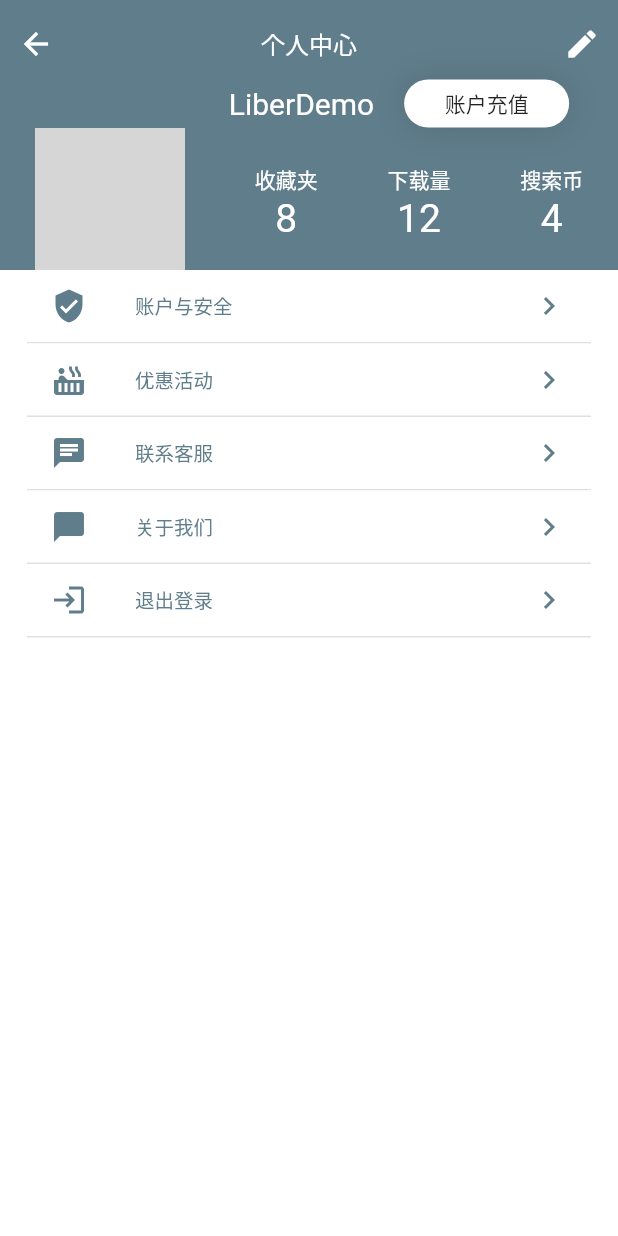
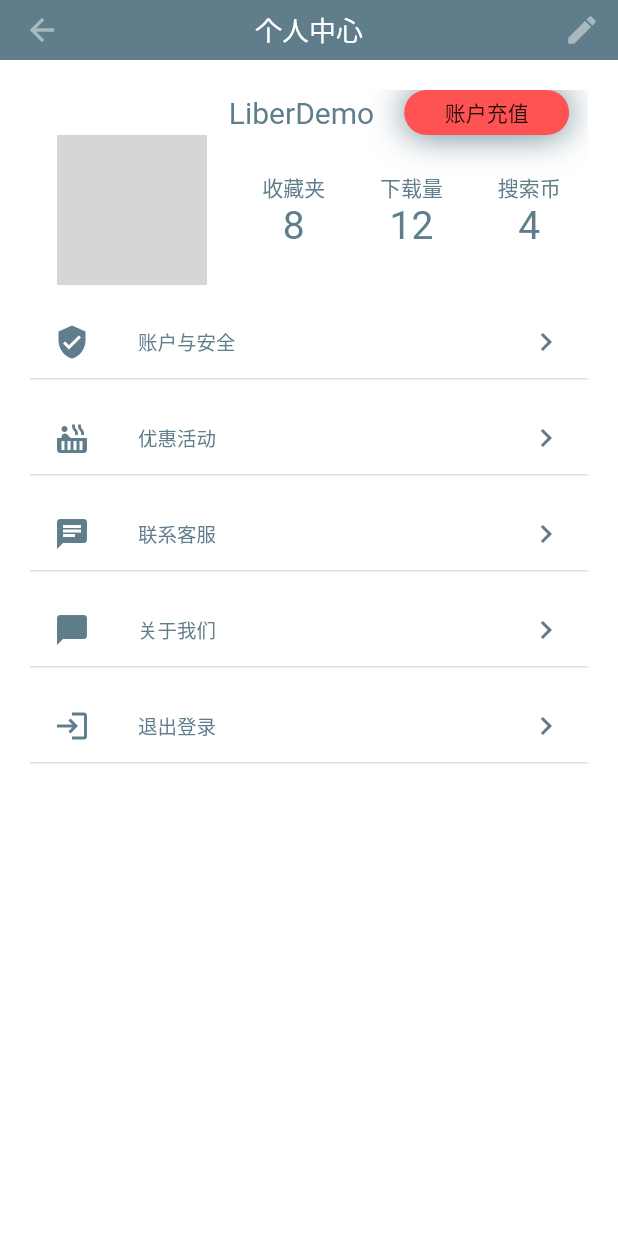
Before and after one commit to Liberxue/flutter_video_app, a Flutter app: the UserProfile screen opened by its route, on a phone screen of 412 x 824 dp. Run offline on Flutter 3.47's test engine with Material 2 defaults, Android fonts, the phone set to English and light mode, and no system bars; our stand-ins replace device_info, fixnum, flutter_login, shared_preferences; missing offline and left inert: base_x, grpc, protobuf, video_player_controls; accounts and stored records are empty; network calls fail; grey boxes are pictures that could not be loaded.

Commit message:
fix UserProfile #8

```diff
--- a/lib/components/text_field_container.dart
+++ b/lib/components/text_field_container.dart
@@ -12,8 +12,8 @@ class TextFieldContainer extends StatelessWidget {
   Widget build(BuildContext context) {
     Size size = MediaQuery.of(context).size;
     return Container(
-      margin: EdgeInsets.symmetric(vertical: 10),
-      padding: EdgeInsets.symmetric(horizontal: 20, vertical: 5),
+      margin: EdgeInsets.symmetric(vertical: 5),
+      padding: EdgeInsets.symmetric(horizontal: 20),
       width: size.width * 0.8,
       decoration: BoxDecoration(
         color: kPrimaryLightColor,
--- a/lib/page/login.dart
+++ b/lib/page/login.dart
@@ -9,7 +9,6 @@ import 'package:CiYing/util/exit.dart';
 import 'package:CiYing/util/store.dart';
 import 'package:fixnum/fixnum.dart';
 import 'package:flutter/gestures.dart';
-import 'package:flutter/scheduler.dart' show timeDilation;
 import 'package:flutter/material.dart';
 import 'package:flutter_login/flutter_login.dart';
 class Login extends StatefulWidget {
@@ -102,7 +101,7 @@ void dispose() {
     );
   }
 
-  Duration get loginTime => Duration(milliseconds: 2250);
+  Duration get loginTime => Duration(milliseconds: 10);
   Future<String> _authUser(LoginData data) async {
     SignInRequest signInRequest =SignInRequest();
     signInRequest.loginType=LoginType.PHONEMESSAGEAUTHCODE;
@@ -214,6 +213,9 @@ void dispose() {
         // if (!value.contains('@') || !value.endsWith('.com')) {
         //   return "Email must contain '@' and end with '.com'";
         // }
+        if (value.isEmpty) {
+          return '手机不能为空';
+        }
         return null;
       },
       passwordValidator: (value) {
--- a/lib/page/profile/profile.dart
+++ b/lib/page/profile/profile.dart
@@ -3,7 +3,6 @@ import 'package:CiYing/page/login.dart';
 import 'package:CiYing/util/store.dart';
 import 'package:flutter/material.dart';
 import 'dart:math' as math;
-
 
 
 class UserProfile extends StatelessWidget {
@@ -12,11 +11,12 @@ class UserProfile extends StatelessWidget {
     return Scaffold(
       appBar: CustomAppBar(),
       body: Container(
-        padding: EdgeInsets.symmetric(horizontal: 18),
+     margin: EdgeInsets.symmetric(vertical: 20),
+      padding: EdgeInsets.symmetric(horizontal: 20),
         child: Column(
           crossAxisAlignment: CrossAxisAlignment.start,
           children: <Widget>[
-
+            CustomHeadeBar(),
             _myListTitle(context,Icons.verified_user,'账户与安全'),
 
             _myListTitle(context,Icons.hot_tub,'优惠活动'),
@@ -38,68 +38,63 @@ final String url = "https://avatars0.githubusercontent.com/u/5831248?s=460&u=cfe
 
 class CustomAppBar extends StatelessWidget
   with PreferredSizeWidget{
-
   @override
-  Size get preferredSize => Size(double.infinity, 180);
-
+  Size get preferredSize => Size(double.infinity, 40);
+  @override
+  Widget build(BuildContext context) {
+    return  AppBar(
+        title: Container(
+          // color: Colors.white10,
+          child:Text("个人中心", style: TextStyle(
+              color: Colors.white,
+              fontSize: 18,
+            ),),
+        ),
+        actions: <Widget>[
+          IconButton(
+            icon: Icon(Icons.edit, color: Colors.white,),
+            tooltip: 'Restitch it',
+            onPressed: null,
+          ),
+        ], // 左侧返回按钮，可以有按钮，可以有文字
+        // backgroundColor: Colors.red, //导航栏和状态栏的的颜色
+        elevation: 0.0, //阴影的高度
+        brightness: Brightness.light, //控制状态栏的颜色，lignt 文字是灰色的，dark是白色的
+        textTheme: TextTheme(), //这个主题的参数比较多,flutter定义了13种不同的字体样式
+        centerTitle: true, //标题是否居中，默认为false
+        toolbarOpacity: 0.5, //整个导航栏的不透明度
+        bottomOpacity: 0.8, //bottom的不透明度
+        titleSpacing: 10, //标题两边的空白区域,
+      );
+  }
+}
+class CustomHeadeBar extends StatelessWidget {
   @override
   Widget build(BuildContext context) {
     return ClipPath(
       // clipper: MyClipper(),
-      child: Container(
-        padding: EdgeInsets.only(top: 5),
-        decoration: BoxDecoration(
-          color: Colors.blueGrey,
-          boxShadow: [
-            BoxShadow(
-              color: Colors.blueGrey,
-              blurRadius: 20,
-              offset: Offset(0, 0)
-            )
-          ]
-        ),
+
         child: Column(
           children: <Widget>[
-            Row(
-              mainAxisAlignment: MainAxisAlignment.spaceBetween,
-              children: <Widget>[
-                IconButton(
-                  icon: Icon(Icons.arrow_back, color: Colors.white,),
-                    onPressed: () {
-                        Navigator.pop(context);
-                      },
-                ),
-                Text("个人中心", style: TextStyle(
-                  color: Colors.white,
-                  fontSize: 16,
-                ),),
-
-                IconButton(
-                  icon: Icon(Icons.edit, color: Colors.white,),
-                  onPressed: (){},
-                )
-              ],
-            ),
-
             Row(
               mainAxisAlignment: MainAxisAlignment.center,
               children: <Widget>[
                 SizedBox(width: 120,),
                 Text("LiberDemo", style: TextStyle(
-                color: Colors.white,
+                color: Colors.blueGrey,
                 fontSize: 20
                ),),
                  SizedBox(width: 20,),
                  Container(
                       width: 110,
-                      height: 32,
+                      height: 30,
                       child: Center(child: Text("账户充值"),),
                       decoration: BoxDecoration(
-                        color: Colors.white,
+                        color: Colors.redAccent,
                         borderRadius: BorderRadius.all(Radius.circular(16)),
                         boxShadow: [
                           BoxShadow(
-                            color: Colors.black12,
+                            color: Colors.blueGrey,
                             blurRadius: 20
                           )
                         ]
@@ -130,33 +125,33 @@ class CustomAppBar extends StatelessWidget
                 Column(
                   children: <Widget>[
                     Text("收藏夹", style: TextStyle(
-                      color: Colors.white
+                      color: Colors.blueGrey
                     ),),
                     Text("8", style: TextStyle(
                         fontSize: 26,
-                        color: Colors.white
+                        color: Colors.blueGrey
                     ),)
                   ],
                 ),
                 Column(
                   children: <Widget>[
                     Text("下载量", style: TextStyle(
-                        color: Colors.white
+                        color: Colors.blueGrey
                     ),),
                     Text("12", style: TextStyle(
                         fontSize: 26,
-                        color: Colors.white
+                        color: Colors.blueGrey
                     ),)
                   ],
                 ),
                 Column(
                   children: <Widget>[
                     Text("搜索币", style: TextStyle(
-                        color: Colors.white
+                        color: Colors.blueGrey
                     ),),
                     Text("4", style: TextStyle(
                         fontSize: 26,
-                        color: Colors.white
+                        color: Colors.blueGrey
                     ),)
                   ],
                 ),
@@ -164,36 +159,36 @@ class CustomAppBar extends StatelessWidget
             ),
           ],
         ),
-      ),
-    );
+      );
   }
 }
+class MyClipper extends CustomClipper<Path>{
 
-// class MyClipper extends CustomClipper<Path>{
+  @override
+  Path getClip(Size size) {
+    Path p = Path();
 
-//   @override
-//   Path getClip(Size size) {
-//     Path p = Path();
+    p.lineTo(0, size.height-20);//切斜度
+    p.lineTo(size.width, size.height);
 
-//     p.lineTo(0, size.height-70);//切斜度
-//     p.lineTo(size.width, size.height);
+    p.lineTo(size.width, 0);
 
-//     p.lineTo(size.width, 0);
+    p.close();
 
-//     p.close();
+    return p;
+  }
 
-//     return p;
-//   }
-
-//   @override
-//   bool shouldReclip(CustomClipper<Path> oldClipper) {
-//     return true;
-//   }
-// }
+  @override
+  bool shouldReclip(CustomClipper<Path> oldClipper) {
+    return true;
+  }
+}
 
 Widget _myListTitle(BuildContext context,IconData icon,String title) {
 
     return Container(
+      margin: EdgeInsets.symmetric(vertical: 1),
+      padding: EdgeInsets.only(top: 13),
       decoration: BoxDecoration(
           color: Colors.white,
           border: Border(bottom: BorderSide(width: 1, color: Colors.black12))),
--- a/lib/page/search_list.dart
+++ b/lib/page/search_list.dart
@@ -54,9 +54,9 @@ class _SearchListState extends State<SearchList> {
             actions: <Widget>[
               if (_searchHeaderShow)
                 Container(
-                  padding: const EdgeInsets.only(left: 8.0, right: 2.0),
-                  width: 280,
-                  height: 50,
+                  padding: const EdgeInsets.only(right: 2.0),
+                  width: 300,
+                  height: 60,
                   child: RoundedInputField(
                     icon: Icons.search,
                     hintText: "搜索",
```
Also changed, not shown: lib/page/VideoPlayer.dart (+6 -5 lines).
